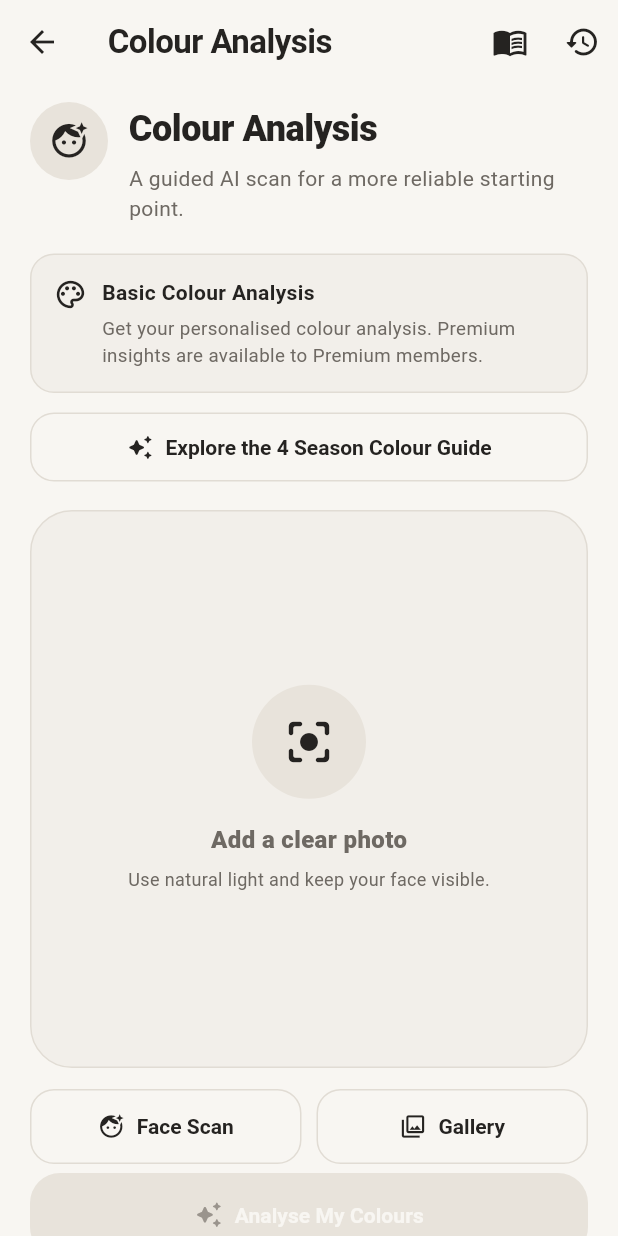
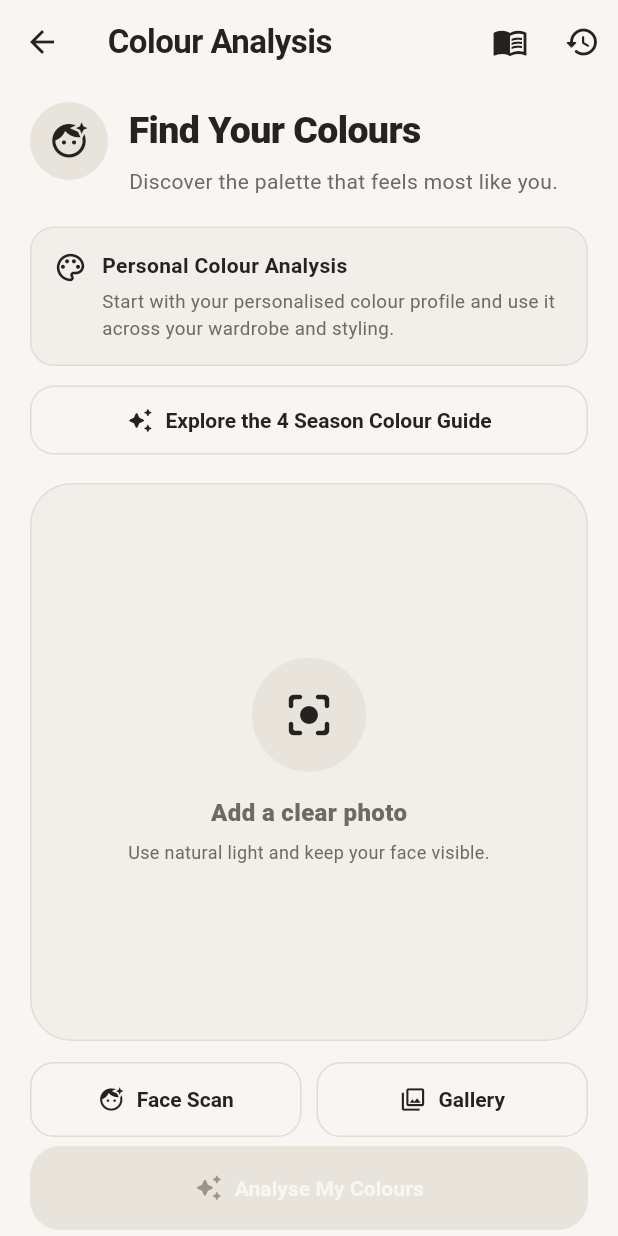
Before and after one commit to ivylinggg/TiB_AI_Personal_Styling, a Flutter app: the AnalysisScreen screen opened directly, on a phone screen of 412 x 824 dp. Run offline on Flutter 3.47's test engine with Material 3 defaults, Android fonts, the phone set to English and light mode, and no system bars; our stand-ins replace cached_network_image, camera, cloud_firestore, firebase_auth, firebase_core, google_sign_in and 3 more; missing offline and left inert: google_mlkit_face_detection, image_background_remover, model_viewer_plus, syncfusion_flutter_pdf; accounts and stored records are empty.

Commit message:
Phase 9 — refine VYEA colour analysis experience

```diff
--- a/lib/screens/analysis/analysis_screen.dart
+++ b/lib/screens/analysis/analysis_screen.dart
@@ -79,12 +79,10 @@ class _AnalysisScreenState extends State<AnalysisScreen>
 
   Future<void> openFaceScan() async {
     if (context.read<AnalysisProvider>().isLoading) return;
-
     final file = await Navigator.push<File?>(
       context,
       MaterialPageRoute(builder: (_) => const FaceScanScreen()),
     );
-
     if (!mounted || file == null) return;
     context.read<AnalysisProvider>().setImage(file);
   }
@@ -92,10 +90,8 @@ class _AnalysisScreenState extends State<AnalysisScreen>
   Future<void> pickGallery() async {
     final provider = context.read<AnalysisProvider>();
     if (provider.isLoading) return;
-
     final image = await ImagePickerService.pickGallery();
     if (image == null || !mounted) return;
-
     provider.setImage(image);
   }
 
@@ -108,7 +104,6 @@ class _AnalysisScreenState extends State<AnalysisScreen>
   Future<void> analyse() async {
     final provider = context.read<AnalysisProvider>();
     if (provider.isLoading) return;
-
     final currentUser = AuthService.currentUser;
     if (currentUser == null) {
       ScaffoldMessenger.of(context).showSnackBar(
@@ -162,17 +157,39 @@ class _AnalysisScreenState extends State<AnalysisScreen>
         Container(
           width: 52,
           height: 52,
-          decoration: const BoxDecoration(color: _soft, shape: BoxShape.circle),
-          child: const Icon(Icons.face_retouching_natural, color: _brown, size: 27),
+          decoration: const BoxDecoration(
+            color: _soft,
+            shape: BoxShape.circle,
+          ),
+          child: const Icon(
+            Icons.face_retouching_natural,
+            color: _brown,
+            size: 27,
+          ),
         ),
         const SizedBox(width: 14),
         const Expanded(
           child: Column(
             crossAxisAlignment: CrossAxisAlignment.start,
             children: [
-              Text('Colour Analysis', style: TextStyle(color: _text, fontSize: 24, fontWeight: FontWeight.w800, letterSpacing: -0.3)),
+              Text(
+                'Find Your Colours',
+                style: TextStyle(
+                  color: _text,
+                  fontSize: 25,
+                  fontWeight: FontWeight.w800,
+                  letterSpacing: -0.4,
+                ),
+              ),
               SizedBox(height: 5),
-              Text('A guided AI scan for a more reliable starting point.', style: TextStyle(color: _muted, fontSize: 14, height: 1.4)),
+              Text(
+                'Discover the palette that feels most like you.',
+                style: TextStyle(
+                  color: _muted,
+                  fontSize: 14,
+                  height: 1.4,
+                ),
+              ),
             ],
           ),
         ),
@@ -185,14 +202,22 @@ class _AnalysisScreenState extends State<AnalysisScreen>
       width: double.infinity,
       padding: const EdgeInsets.all(15),
       decoration: BoxDecoration(
-        color: isPremium ? AppColors.premiumAccentLight : AppColors.surfaceMuted,
+        color: isPremium
+            ? AppColors.premiumAccentLight
+            : AppColors.surfaceMuted,
         borderRadius: BorderRadius.circular(AppRadius.md),
         border: Border.all(color: AppColors.border),
       ),
       child: Row(
         crossAxisAlignment: CrossAxisAlignment.start,
         children: [
-          Icon(isPremium ? Icons.workspace_premium_outlined : Icons.palette_outlined, color: _brown, size: 22),
+          Icon(
+            isPremium
+                ? Icons.workspace_premium_outlined
+                : Icons.palette_outlined,
+            color: _brown,
+            size: 22,
+          ),
           const SizedBox(width: 10),
           Expanded(
             child: Column(
@@ -200,16 +225,31 @@ class _AnalysisScreenState extends State<AnalysisScreen>
               children: [
                 Row(
                   children: [
-                    Expanded(child: Text(isPremium ? 'Premium Colour Analysis' : 'Basic Colour Analysis', style: const TextStyle(fontWeight: FontWeight.w700, color: _text))),
-                    if (isPremium) const PremiumBadge(compact: true),
+                    Expanded(
+                      child: Text(
+                        isPremium
+                            ? 'Premium Colour Analysis'
+                            : 'Personal Colour Analysis',
+                        style: const TextStyle(
+                          fontWeight: FontWeight.w700,
+                          color: _text,
+                        ),
+                      ),
+                    ),
+                    if (isPremium)
+                      const PremiumBadge(compact: true),
                   ],
                 ),
                 const SizedBox(height: 4),
                 Text(
                   isPremium
-                      ? 'Your analysis includes Premium colour insights and a more personalised result.'
-                      : 'Get your personalised colour analysis. Premium insights are available to Premium members.',
-                  style: const TextStyle(color: _muted, fontSize: 12.5, height: 1.4),
+                      ? 'Explore deeper colour insights and a more personalised seasonal profile.'
+                      : 'Start with your personalised colour profile and use it across your wardrobe and styling.',
+                  style: const TextStyle(
+                    color: _muted,
+                    fontSize: 12.5,
+                    height: 1.4,
+                  ),
                 ),
               ],
             ),
@@ -233,17 +273,123 @@ class _AnalysisScreenState extends State<AnalysisScreen>
             ? const Column(
                 mainAxisAlignment: MainAxisAlignment.center,
                 children: [
-                  CircleAvatar(radius: 38, backgroundColor: _soft, child: Icon(Icons.center_focus_strong_rounded, size: 36, color: _brown)),
+                  CircleAvatar(
+                    radius: 38,
+                    backgroundColor: _soft,
+                    child: Icon(
+                      Icons.center_focus_strong_rounded,
+                      size: 36,
+                      color: _brown,
+                    ),
+                  ),
                   SizedBox(height: 16),
-                  Text('Add a clear photo', style: TextStyle(fontSize: 16, fontWeight: FontWeight.w800)),
+                  Text(
+                    'Add a clear photo',
+                    style: TextStyle(
+                      fontSize: 16,
+                      fontWeight: FontWeight.w800,
+                    ),
+                  ),
                   SizedBox(height: 5),
-                  Text('Use natural light and keep your face visible.', style: TextStyle(color: _muted, fontSize: 12)),
+                  Padding(
+                    padding: EdgeInsets.symmetric(horizontal: 30),
+                    child: Text(
+                      'Use natural light and keep your face visible.',
+                      textAlign: TextAlign.center,
+                      style: TextStyle(color: _muted, fontSize: 12),
+                    ),
+                  ),
                 ],
               )
             : ClipRRect(
                 borderRadius: BorderRadius.circular(AppRadius.xl),
                 child: Image.file(selectedImage, fit: BoxFit.cover),
               ),
+      ),
+    );
+  }
+
+  Widget _buildHowItWorks() {
+    const steps = [
+      ('01', 'Choose a photo', 'Use Face Scan or pick a clear photo from your gallery.'),
+      ('02', 'Let VYEA analyse', 'Your image is used to build a personal seasonal colour profile.'),
+      ('03', 'Style with it', 'Use your palette across outfits, wardrobe matching and AI styling.'),
+    ];
+
+    return Container(
+      width: double.infinity,
+      padding: const EdgeInsets.all(18),
+      decoration: BoxDecoration(
+        color: AppColors.surface,
+        borderRadius: BorderRadius.circular(AppRadius.lg),
+        border: Border.all(color: AppColors.border),
+      ),
+      child: Column(
+        crossAxisAlignment: CrossAxisAlignment.start,
+        children: [
+          const Text(
+            'HOW VYEA WORKS',
+            style: TextStyle(
+              color: _muted,
+              fontSize: 10,
+              fontWeight: FontWeight.w800,
+              letterSpacing: 1,
+            ),
+          ),
+          const SizedBox(height: 15),
+          ...steps.map(
+            (step) => Padding(
+              padding: const EdgeInsets.only(bottom: 14),
+              child: Row(
+                crossAxisAlignment: CrossAxisAlignment.start,
+                children: [
+                  Container(
+                    width: 34,
+                    height: 34,
+                    alignment: Alignment.center,
+                    decoration: const BoxDecoration(
+                      color: _soft,
+                      shape: BoxShape.circle,
+                    ),
+                    child: Text(
+                      step.$1,
+                      style: const TextStyle(
+                        color: _brown,
+                        fontSize: 10,
+                        fontWeight: FontWeight.w800,
+                      ),
+                    ),
+                  ),
+                  const SizedBox(width: 11),
+                  Expanded(
+                    child: Column(
+                      crossAxisAlignment: CrossAxisAlignment.start,
+                      children: [
+                        Text(
+                          step.$2,
+                          style: const TextStyle(
+                            color: _text,
+                            fontSize: 13,
+                            fontWeight: FontWeight.w800,
+                          ),
+                        ),
+                        const SizedBox(height: 3),
+                        Text(
+                          step.$3,
+                          style: const TextStyle(
+                            color: _muted,
+                            fontSize: 11.5,
+                            height: 1.4,
+                          ),
+                        ),
+                      ],
+                    ),
+                  ),
+                ],
+              ),
+            ),
+          ),
+        ],
       ),
     );
   }
@@ -283,16 +429,33 @@ class _AnalysisScreenState extends State<AnalysisScreen>
                     onPressed: provider.isLoading ? null : openSeasonGuide,
                     icon: const Icon(Icons.auto_awesome_rounded),
                     label: const Text('Explore the 4 Season Colour Guide'),
-                    style: OutlinedButton.styleFrom(minimumSize: const Size.fromHeight(46)),
+                    style: OutlinedButton.styleFrom(
+                      minimumSize: const Size.fromHeight(46),
+                    ),
                   ),
                   const SizedBox(height: 18),
-                  _reveal(_imageReveal, _buildImagePreview(provider.selectedImage)),
+                  _reveal(
+                    _imageReveal,
+                    _buildImagePreview(provider.selectedImage),
+                  ),
                   const SizedBox(height: 14),
                   Row(
                     children: [
-                      Expanded(child: OutlinedButton.icon(onPressed: provider.isLoading ? null : openFaceScan, icon: const Icon(Icons.face_retouching_natural), label: const Text('Face Scan'))),
+                      Expanded(
+                        child: OutlinedButton.icon(
+                          onPressed: provider.isLoading ? null : openFaceScan,
+                          icon: const Icon(Icons.face_retouching_natural),
+                          label: const Text('Face Scan'),
+                        ),
+                      ),
                       const SizedBox(width: 10),
-                      Expanded(child: OutlinedButton.icon(onPressed: provider.isLoading ? null : pickGallery, icon: const Icon(Icons.photo_library_outlined), label: const Text('Gallery'))),
+                      Expanded(
+                        child: OutlinedButton.icon(
+                          onPressed: provider.isLoading ? null : pickGallery,
+                          icon: const Icon(Icons.photo_library_outlined),
+                          label: const Text('Gallery'),
+                        ),
+                      ),
                     ],
                   ),
                   if (provider.selectedImage != null) ...[
@@ -300,10 +463,17 @@ class _AnalysisScreenState extends State<AnalysisScreen>
                     Align(
                       alignment: Alignment.center,
                       child: TextButton.icon(
-                        onPressed: provider.isLoading ? null : removeSelectedPhoto,
-                        icon: const Icon(Icons.delete_outline_rounded, size: 18),
+                        onPressed: provider.isLoading
+                            ? null
+                            : removeSelectedPhoto,
+                        icon: const Icon(
+                          Icons.delete_outline_rounded,
+                          size: 18,
+                        ),
                         label: const Text('Remove Photo & Scan Again'),
-                        style: TextButton.styleFrom(foregroundColor: AppColors.primaryDark),
+                        style: TextButton.styleFrom(
+                          foregroundColor: AppColors.primaryDark,
+                        ),
                       ),
                     ),
                   ],
@@ -311,11 +481,18 @@ class _AnalysisScreenState extends State<AnalysisScreen>
                   _reveal(
                     _actionsReveal,
                     PrimaryButton(
-                      text: provider.isLoading ? 'Analysing your colours…' : 'Analyse My Colours',
+                      text: provider.isLoading
+                          ? 'Analysing your colours…'
+                          : 'Analyse My Colours',
                       icon: Icons.auto_awesome_rounded,
-                      onPressed: provider.selectedImage == null || provider.isLoading ? null : analyse,
+                      onPressed: provider.selectedImage == null ||
+                              provider.isLoading
+                          ? null
+                          : analyse,
                     ),
                   ),
+                  const SizedBox(height: 22),
+                  _reveal(_actionsReveal, _buildHowItWorks()),
                 ],
               ),
             ),
```
